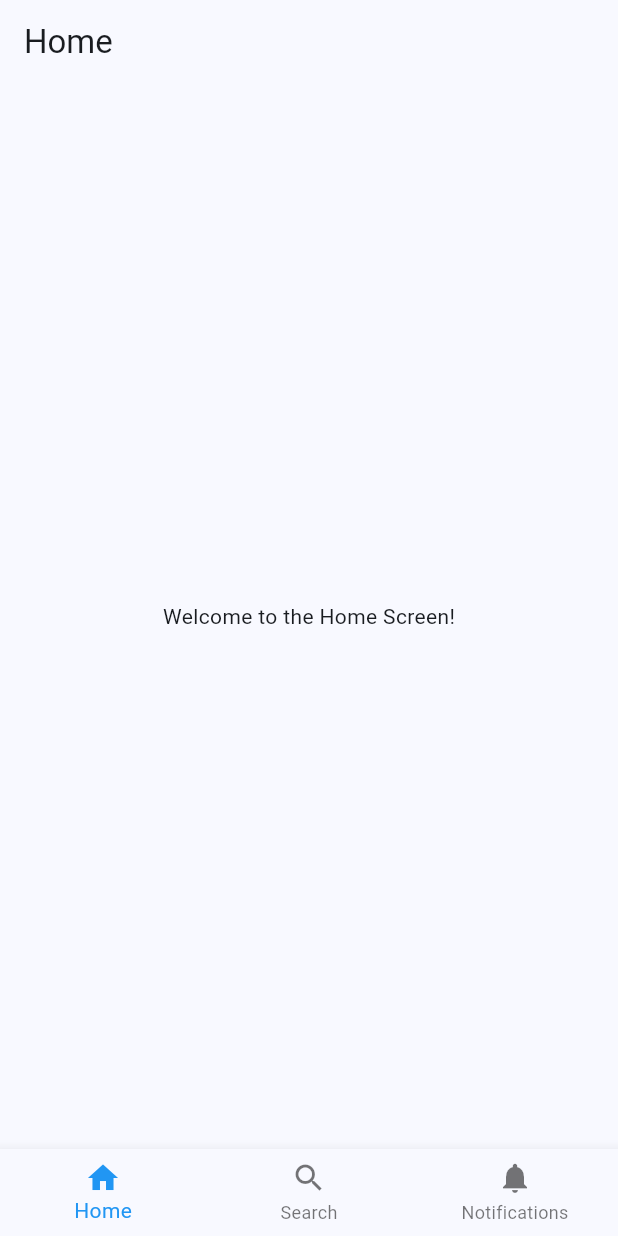
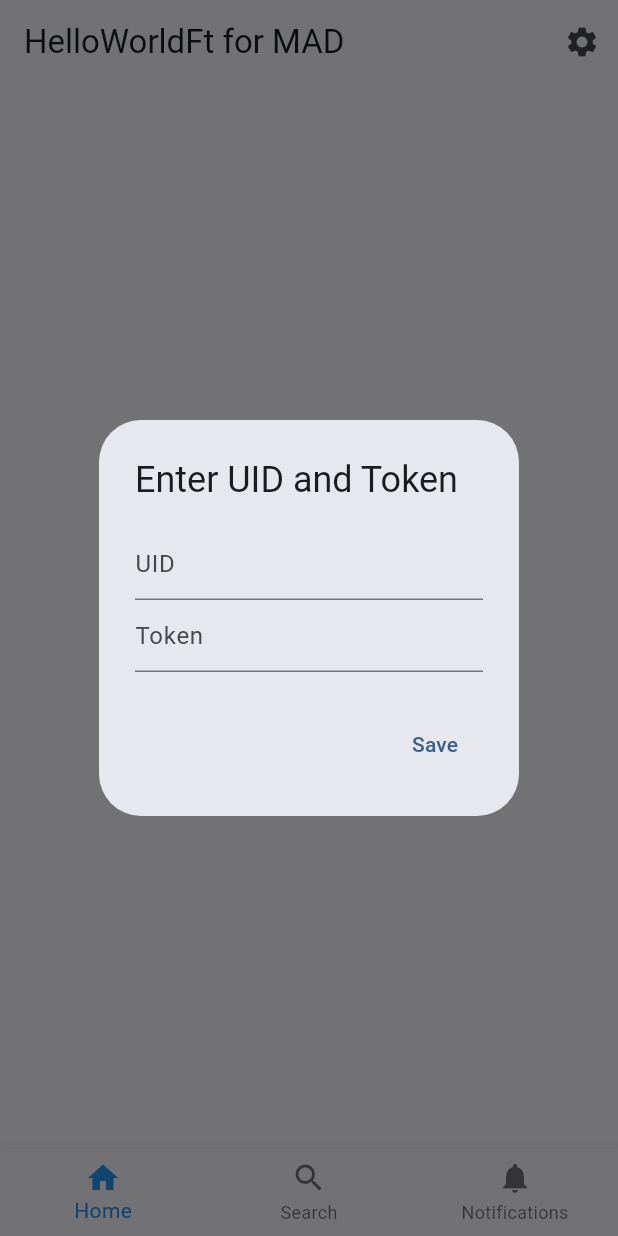
Before and after one commit to dtsekov/DrinkingWaterNavigation, a Flutter app: the screen it shows after launch, on a phone screen of 412 x 824 dp. Run offline on Flutter 3.47's test engine with Material 3 defaults, Android fonts, the phone set to English and light mode, and no system bars; our stand-ins replace fluttertoast, logger, shared_preferences.

Commit message:
- Added shared preferences in splash screen

```diff
--- a/lib/screens/splash_screen.dart
+++ b/lib/screens/splash_screen.dart
@@ -1,30 +1,95 @@
 import 'package:flutter/material.dart';
+import 'package:shared_preferences/shared_preferences.dart';
 import 'package:logger/logger.dart';
+import 'settings_screen.dart';
 
 
 
-class SplashScreen extends StatelessWidget {
-
-  SplashScreen() {
-    print('SplashScreen Constructor');
+class SplashScreen extends StatefulWidget {
+  @override
+  _SplashScreenState createState() => _SplashScreenState();
+}
+class _SplashScreenState extends State<SplashScreen> {
+  final logger = Logger();
+  final _uidController = TextEditingController();
+  final _tokenController = TextEditingController();
+  @override
+  void initState() {
+    super.initState();
+    _loadPrefs();
   }
-
+  Future<void> _loadPrefs() async {
+    final prefs = await SharedPreferences.getInstance();
+    String? uid = prefs.getString('uid');
+    String? token = prefs.getString('token');
+    if (uid == null || token == null) {
+      _showInputDialog();
+    } else {
+      logger.d("UID: $uid, Token: $token");
+    }
+  }
+  Future<void> _showInputDialog() async {
+    return showDialog<void>(
+      context: context,
+      barrierDismissible: false,
+      builder: (BuildContext context) {
+        return AlertDialog(
+          title: Text('Enter UID and Token'),
+          content: SingleChildScrollView(
+            child: ListBody(
+              children: <Widget>[
+                TextField(
+                  controller: _uidController,
+                  decoration: InputDecoration(hintText: "UID"),
+                ),
+                TextField(
+                  controller: _tokenController,
+                  decoration: InputDecoration(hintText: "Token"),
+                ),
+              ],
+            ),
+          ),
+          actions: <Widget>[
+            TextButton(
+              child: Text('Save'),
+              onPressed: () async {
+                final prefs = await SharedPreferences.getInstance();
+                await prefs.setString('uid', _uidController.text);
+                await prefs.setString('token', _tokenController.text);
+                Navigator.of(context).pop();
+              },
+            ),
+          ],
+        );
+      },
+    );
+  }
   @override
   Widget build(BuildContext context) {
-
-    var logger = Logger();
-    logger.d("Debug message");
-    logger.w("Warning message!");
-    logger.e("Error message!!");
-
-
     return Scaffold(
       appBar: AppBar(
-        title: Text('Home'),
+        title: Text('HelloWorldFt for MAD'),
+        actions: <Widget>[
+          IconButton(
+            icon: Icon(Icons.settings),
+            onPressed: () {
+              Navigator.push(
+                context,
+                MaterialPageRoute(builder: (context) => SettingsScreen()),
+              );
+            },
+          ),
+        ],
       ),
       body: Center(
         child: Text('Welcome to the Home Screen!'),
       ),
     );
   }
+  @override
+  void dispose() {
+    _uidController.dispose();
+    _tokenController.dispose();
+    super.dispose();
+  }
 }
```
